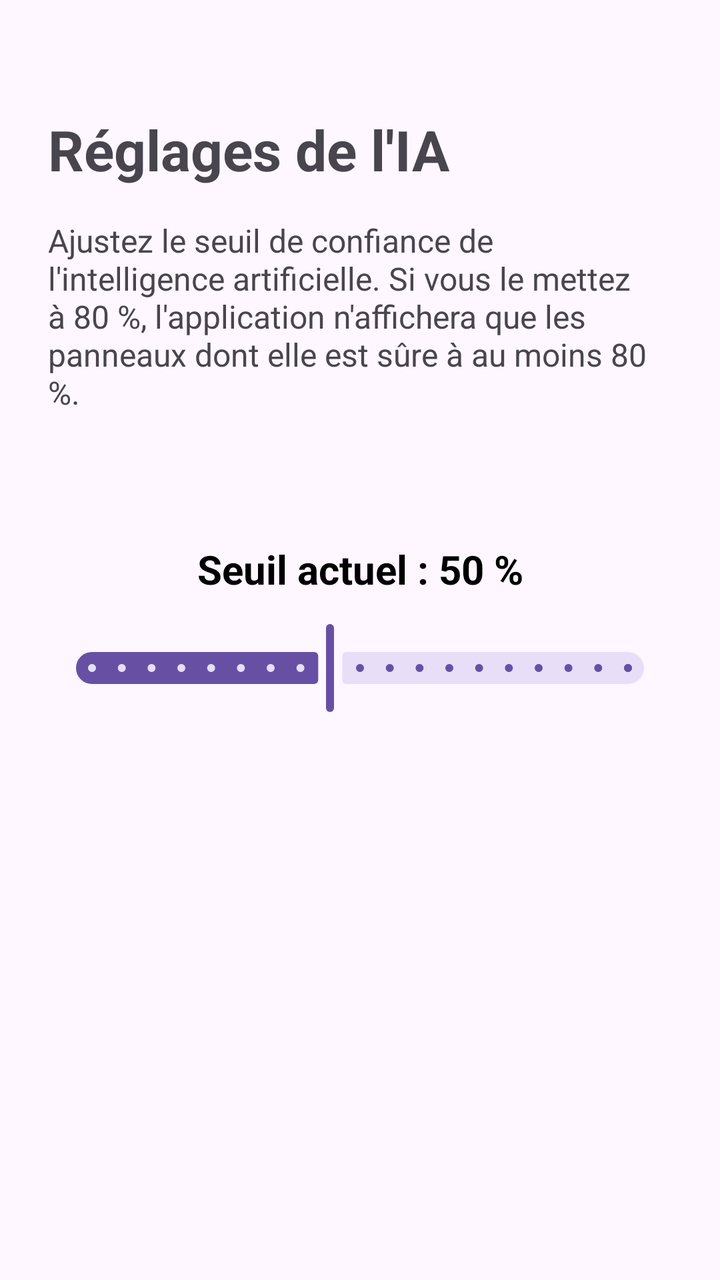
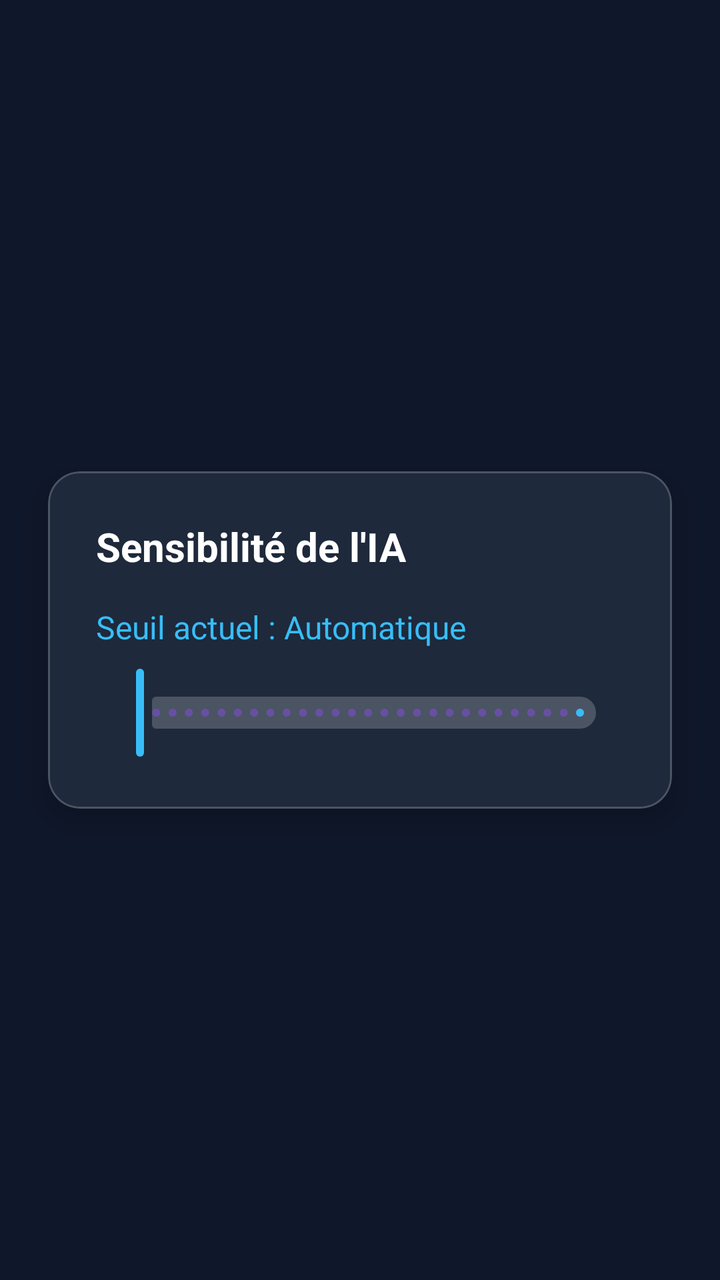

Screens rendered from an Android XML layout before and after an edit, with the pre-edit source and the edit as a unified diff.
<!-- AndroidManifest.xml: application theme Theme.PROJET_M1 -->
<!-- res/layout/fragment_settings.xml -->
<?xml version="1.0" encoding="utf-8"?>
<androidx.constraintlayout.widget.ConstraintLayout
    xmlns:android="http://schemas.android.com/apk/res/android"
    xmlns:app="http://schemas.android.com/apk/res-auto"
    xmlns:tools="http://schemas.android.com/tools"
    android:layout_width="match_parent"
    android:layout_height="match_parent"
    android:padding="24dp">

    <TextView
        android:id="@+id/textTitle"
        android:layout_width="wrap_content"
        android:layout_height="wrap_content"
        android:text="Réglages de l'IA"
        android:textSize="28sp"
        android:textStyle="bold"
        app:layout_constraintTop_toTopOf="parent"
        app:layout_constraintStart_toStartOf="parent"
        android:layout_marginTop="32dp"/>

    <TextView
        android:id="@+id/textDescription"
        android:layout_width="0dp"
        android:layout_height="wrap_content"
        android:text="Ajustez le seuil de confiance de l'intelligence artificielle. Si vous le mettez à 80 %, l'application n'affichera que les panneaux dont elle est sûre à au moins 80 %."
        android:layout_marginTop="16dp"
        android:textSize="16sp"
        app:layout_constraintTop_toBottomOf="@id/textTitle"
        app:layout_constraintStart_toStartOf="parent"
        app:layout_constraintEnd_toEndOf="parent"/>

    <TextView
        android:id="@+id/textThresholdValue"
        android:layout_width="wrap_content"
        android:layout_height="wrap_content"
        android:text="Seuil actuel : 50 %"
        android:textSize="20sp"
        android:textStyle="bold"
        android:textColor="@color/black"
        app:layout_constraintTop_toBottomOf="@id/textDescription"
        app:layout_constraintStart_toStartOf="parent"
        app:layout_constraintEnd_toEndOf="parent"
        android:layout_marginTop="64dp"/>


    <com.google.android.material.slider.Slider
        android:id="@+id/confidenceSlider"
        android:layout_width="match_parent"
        android:layout_height="wrap_content"
        android:layout_marginTop="12dp"
        android:stepSize="5.0"
        android:value="50.0"
        android:valueFrom="10.0"
        android:valueTo="100.0"
        app:layout_constraintTop_toBottomOf="@id/textThresholdValue"
        tools:layout_editor_absoluteX="67dp" />

</androidx.constraintlayout.widget.ConstraintLayout>
<!-- resources referenced by this layout -->
<resources>
  <color name="black">#FF000000</color>
  <style name="Theme.PROJET_M1" parent="Base.Theme.PROJET_M1" />
  <style name="Base.Theme.PROJET_M1" parent="Theme.Material3.DayNight.NoActionBar">
          
          
      </style>
</resources>

<!-- the commit's change to res/layout/fragment_settings.xml (unified diff, before → after) -->
@@ -2,57 +2,60 @@
 <androidx.constraintlayout.widget.ConstraintLayout
     xmlns:android="http://schemas.android.com/apk/res/android"
     xmlns:app="http://schemas.android.com/apk/res-auto"
-    xmlns:tools="http://schemas.android.com/tools"
     android:layout_width="match_parent"
     android:layout_height="match_parent"
-    android:padding="24dp">
+    android:background="#0F172A">
 
-    <TextView
-        android:id="@+id/textTitle"
-        android:layout_width="wrap_content"
-        android:layout_height="wrap_content"
-        android:text="Réglages de l'IA"
-        android:textSize="28sp"
-        android:textStyle="bold"
-        app:layout_constraintTop_toTopOf="parent"
-        app:layout_constraintStart_toStartOf="parent"
-        android:layout_marginTop="32dp"/>
-
-    <TextView
-        android:id="@+id/textDescription"
-        android:layout_width="0dp"
-        android:layout_height="wrap_content"
-        android:text="Ajustez le seuil de confiance de l'intelligence artificielle. Si vous le mettez à 80 %, l'application n'affichera que les panneaux dont elle est sûre à au moins 80 %."
-        android:layout_marginTop="16dp"
-        android:textSize="16sp"
-        app:layout_constraintTop_toBottomOf="@id/textTitle"
-        app:layout_constraintStart_toStartOf="parent"
-        app:layout_constraintEnd_toEndOf="parent"/>
-
-    <TextView
-        android:id="@+id/textThresholdValue"
-        android:layout_width="wrap_content"
-        android:layout_height="wrap_content"
-        android:text="Seuil actuel : 50 %"
-        android:textSize="20sp"
-        android:textStyle="bold"
-        android:textColor="@color/black"
-        app:layout_constraintTop_toBottomOf="@id/textDescription"
-        app:layout_constraintStart_toStartOf="parent"
-        app:layout_constraintEnd_toEndOf="parent"
-        android:layout_marginTop="64dp"/>
-
-
-    <com.google.android.material.slider.Slider
-        android:id="@+id/confidenceSlider"
+    <com.google.android.material.card.MaterialCardView
         android:layout_width="match_parent"
         android:layout_height="wrap_content"
-        android:layout_marginTop="12dp"
-        android:stepSize="5.0"
-        android:value="50.0"
-        android:valueFrom="10.0"
-        android:valueTo="100.0"
-        app:layout_constraintTop_toBottomOf="@id/textThresholdValue"
-        tools:layout_editor_absoluteX="67dp" />
+        android:layout_margin="24dp"
+        app:cardBackgroundColor="#1E293B"
+        app:cardCornerRadius="16dp"
+        app:cardElevation="8dp"
+        app:strokeColor="#33FFFFFF"
+        app:strokeWidth="1dp"
+        app:layout_constraintTop_toTopOf="parent"
+        app:layout_constraintBottom_toBottomOf="parent"
+        app:layout_constraintStart_toStartOf="parent"
+        app:layout_constraintEnd_toEndOf="parent">
+
+        <LinearLayout
+            android:layout_width="match_parent"
+            android:layout_height="wrap_content"
+            android:orientation="vertical"
+            android:padding="24dp">
+
+            <TextView
+                android:layout_width="wrap_content"
+                android:layout_height="wrap_content"
+                android:text="Sensibilité de l'IA"
+                android:textColor="#FFFFFF"
+                android:textSize="20sp"
+                android:textStyle="bold"
+                android:layout_marginBottom="16dp" />
+
+            <TextView
+                android:id="@+id/textThresholdValue"
+                android:layout_width="wrap_content"
+                android:layout_height="wrap_content"
+                android:text="Seuil actuel : Automatique"
+                android:textColor="#38BDF8"
+                android:textSize="16sp"
+                android:layout_marginBottom="8dp" />
+
+            <com.google.android.material.slider.Slider
+                android:id="@+id/confidenceSlider"
+                android:layout_width="match_parent"
+                android:layout_height="wrap_content"
+                android:valueFrom="10.0"
+                android:valueTo="90.0"
+                android:stepSize="1.0"
+                app:thumbColor="#38BDF8"
+                app:trackColorActive="#38BDF8"
+                app:trackColorInactive="#33FFFFFF" />
+
+        </LinearLayout>
+    </com.google.android.material.card.MaterialCardView>
 
 </androidx.constraintlayout.widget.ConstraintLayout>
<!-- resource entries referenced after the edit -->
@@ -1,6 +1,5 @@
 <!-- resources referenced by this layout -->
 <resources>
-  <color name="black">#FF000000</color>
   <style name="Theme.PROJET_M1" parent="Base.Theme.PROJET_M1" />
   <style name="Base.Theme.PROJET_M1" parent="Theme.Material3.DayNight.NoActionBar">
           
